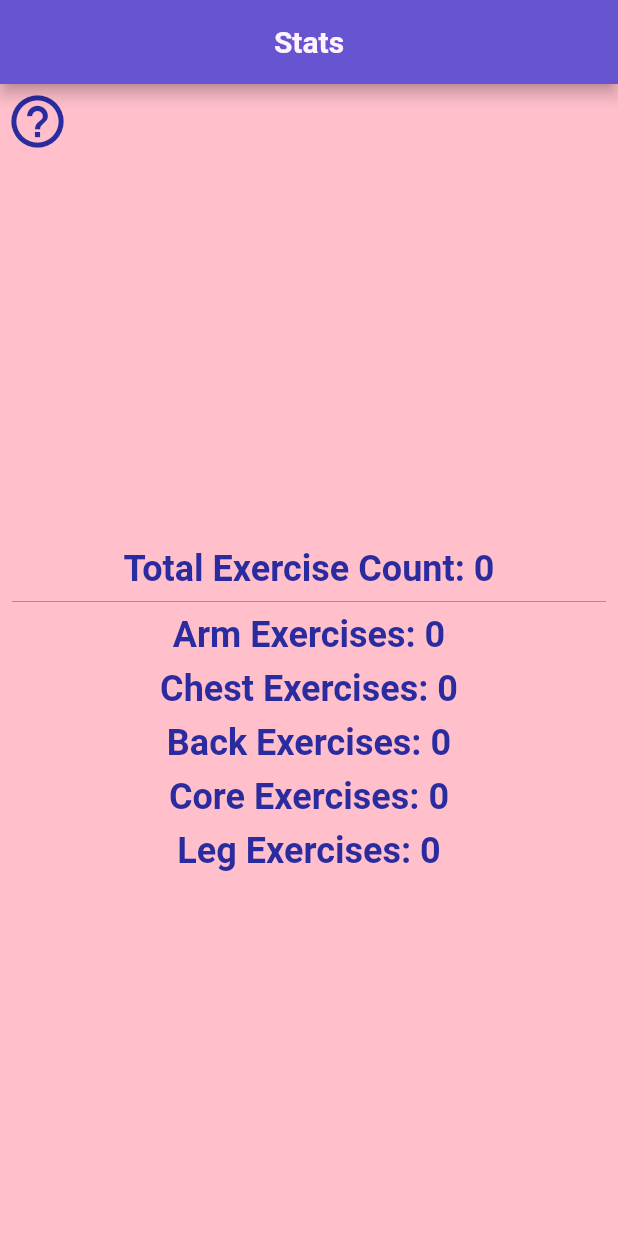
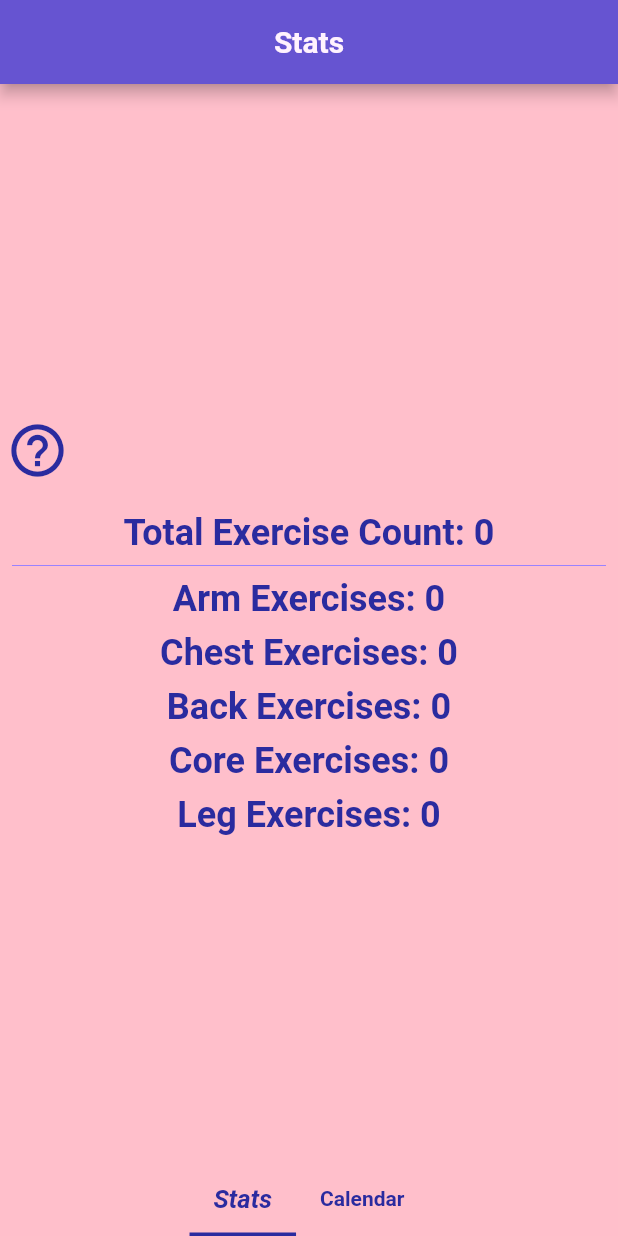
Before and after one commit to Ian-Phelon/stronks, a Flutter app: the StatsScreen widget shown alone on an empty page, opened directly, after a tap on the "help outline" icon, after a tap on the "close" icon, on a phone screen of 412 x 824 dp. Run offline on Flutter 3.47's test engine with Material 2 defaults, Android fonts, the phone set to English and light mode, and no system bars; drawn by our look-alikes of google_mobile_ads; our stand-ins replace firebase_auth, firebase_core, font_awesome_flutter, google_sign_in, sign_in_with_apple, sqflite; accounts and stored records are empty; network calls fail; Roboto replaces fonts that are missing (Montserrat).

Commit message:
tabs are in for stats and cal, but everything sucks: initiate cleanup

```diff
--- a/lib/view/stats/screens/calendar_screen.dart
+++ b/lib/view/stats/screens/calendar_screen.dart
@@ -2,6 +2,7 @@ import 'package:flutter/material.dart';
 
 import '../../../model/model.dart' show Performance;
 import '../../widgets/widgets.dart';
+import '../widgets/widgets.dart';
 import './day_tab.dart';
 import './week_tab.dart';
 import './month_tab.dart';
@@ -10,9 +11,11 @@ class CalendarPerformancesScreen extends StatefulWidget {
   const CalendarPerformancesScreen({
     Key? key,
     required this.performances,
+    required this.bottomTabBar,
   }) : super(key: key);
 
   final List<Performance> performances;
+  final StatsBottomTabBar bottomTabBar;
   @override
   _CalendarPerformancesScreenState createState() =>
       _CalendarPerformancesScreenState();
@@ -41,13 +44,6 @@ class _CalendarPerformancesScreenState extends State<CalendarPerformancesScreen>
       appBar: AppBar(
         automaticallyImplyLeading: false,
         title: const Text('Calendar'),
-        actions: [
-          IconButton(
-              onPressed: () {
-                ///playground
-              },
-              icon: Icon(Icons.menu))
-        ],
       ),
       backgroundColor: Theme.of(context).colorScheme.background,
       body: Stack(
@@ -70,7 +66,7 @@ class _CalendarPerformancesScreenState extends State<CalendarPerformancesScreen>
                   ),
                   Tab(
                     text: 'Month',
-                  )
+                  ),
                 ],
                 controller: _nestedTabCtrl,
               ),
@@ -98,6 +94,7 @@ class _CalendarPerformancesScreenState extends State<CalendarPerformancesScreen>
           TutorialBar(pageContext: 'statsCalendar'),
         ],
       ),
+      bottomNavigationBar: widget.bottomTabBar,
     );
   }
 }
--- a/lib/view/stats/screens/day_tab.dart
+++ b/lib/view/stats/screens/day_tab.dart
@@ -1,6 +1,6 @@
 import 'package:flutter/material.dart';
 import '../../../model/model.dart' show Performance;
-import './stats_extensions.dart';
+import '../stats_extensions.dart';
 import '../widgets/widgets.dart';
 
 class CalendarDay extends StatelessWidget {
--- a/lib/view/stats/screens/month_tab.dart
+++ b/lib/view/stats/screens/month_tab.dart
@@ -1,7 +1,7 @@
 import 'package:flutter/material.dart';
 import '../../../model/model.dart' show Performance;
 import '../widgets/widgets.dart';
-import 'stats_extensions.dart';
+import '../stats_extensions.dart';
 
 class CalendarMonth extends StatefulWidget {
   const CalendarMonth({
--- a/lib/view/stats/screens/stats_screen.dart
+++ b/lib/view/stats/screens/stats_screen.dart
@@ -1,6 +1,7 @@
 import 'package:flutter/material.dart';
 import '../../../controller/controller.dart';
-import '../../widgets/widgets.dart';
+import '../widgets/widgets.dart';
+import './total_performances.dart';
 import './calendar_screen.dart';
 
 class StatsScreen extends StatefulWidget {
@@ -37,9 +38,12 @@ class _StatsScreenState extends State<StatsScreen>
   Widget build(BuildContext context) {
     return SafeArea(
       child: TabBarView(controller: _tabController, children: [
-        TotalPerformances(performanceCounts: performanceCounts),
+        TotalPerformances(
+            performanceCounts: performanceCounts,
+            tabController: _tabController),
         CalendarPerformancesScreen(
           performances: StatsHelper.performanceList,
+          bottomTabBar: StatsBottomTabBar(tabController: _tabController),
         ),
       ]),
     );
@@ -50,9 +54,11 @@ class TotalPerformances extends StatelessWidget {
   const TotalPerformances({
     Key? key,
     required this.performanceCounts,
+    required this.tabController,
   }) : super(key: key);
 
   final List<int> performanceCounts;
+  final TabController tabController;
 
   @override
   Widget build(BuildContext context) {
@@ -62,62 +68,15 @@ class TotalPerformances extends StatelessWidget {
         title: const Text('Stats'),
       ),
       backgroundColor: Theme.of(context).colorScheme.background,
-      body: Stack(
+      body: Column(
+        mainAxisAlignment: MainAxisAlignment.center,
         children: [
-          TutorialBar(pageContext: 'stats'),
-          Column(
-            mainAxisAlignment: MainAxisAlignment.center,
-            children: [
-              MainBannerAd(),
-              Text(
-                'Total Exercise Count: ${performanceCounts[0]
-                // .performanceCounts[0]
-                }',
-                style: Theme.of(context).textTheme.headline5,
-              ),
-              Divider(
-                color: Theme.of(context).colorScheme.onBackground,
-                indent: 8.0,
-                endIndent: 8.0,
-              ),
-              Text(
-                'Arm Exercises: ${performanceCounts[1]}',
-                style: Theme.of(context).textTheme.headline5,
-              ),
-              const SizedBox(
-                height: 8.0,
-              ),
-              Text(
-                'Chest Exercises: ${performanceCounts[2]}',
-                style: Theme.of(context).textTheme.headline5,
-              ),
-              const SizedBox(
-                height: 8.0,
-              ),
-              Text(
-                'Back Exercises: ${performanceCounts[3]}',
-                style: Theme.of(context).textTheme.headline5,
-              ),
-              const SizedBox(
-                height: 8.0,
-              ),
-              Text(
-                'Core Exercises: ${performanceCounts[4]}',
-                style: Theme.of(context).textTheme.headline5,
-              ),
-              const SizedBox(
-                height: 8.0,
-              ),
-              Text(
-                'Leg Exercises: ${performanceCounts[5]}',
-                style: Theme.of(context).textTheme.headline5,
-              ),
-            ],
-          )
-          //   ;
-          // }),
+          TotalsBody(
+            performanceCounts: performanceCounts,
+          ),
         ],
       ),
+      bottomNavigationBar: StatsBottomTabBar(tabController: tabController),
     );
   }
 }
--- a/lib/view/stats/screens/week_tab.dart
+++ b/lib/view/stats/screens/week_tab.dart
@@ -1,7 +1,7 @@
 import 'package:flutter/material.dart';
 import '../../../model/model.dart' show Performance;
 import '../widgets/widgets.dart';
-import './stats_extensions.dart';
+import '../stats_extensions.dart';
 
 class CalendarWeek extends StatefulWidget {
   const CalendarWeek({
--- a/lib/view/stats/screens/stats_extensions.dart
+++ b/lib/view/stats/stats_extensions.dart
@@ -1,6 +1,5 @@
-import '../../../controller/controller.dart'
-    show ExerciseRepository, UserOptions;
-import '../../../model/model.dart' show Performance;
+import '../../controller/controller.dart' show ExerciseRepository, UserOptions;
+import '../../model/model.dart' show Performance;
 import 'package:flutter/material.dart' show BuildContext;
 
 extension StatsDates on DateTime {
--- /dev/null
+++ b/lib/view/stats/widgets/bottom_tab_bar.dart
@@ -0,0 +1,31 @@
+import 'package:flutter/material.dart';
+
+class StatsBottomTabBar extends StatelessWidget {
+  const StatsBottomTabBar({
+    Key? key,
+    required this.tabController,
+  }) : super(key: key);
+
+  final TabController tabController;
+
+  @override
+  Widget build(BuildContext context) {
+    return Row(
+      mainAxisAlignment: MainAxisAlignment.center,
+      children: [
+        TabBar(
+          isScrollable: true,
+          tabs: <Widget>[
+            Tab(
+              text: 'Stats',
+            ),
+            Tab(
+              text: 'Calendar',
+            ),
+          ],
+          controller: tabController,
+        ),
+      ],
+    );
+  }
+}
--- a/lib/view/stats/widgets/date_separator.dart
+++ b/lib/view/stats/widgets/date_separator.dart
@@ -1,6 +1,6 @@
 import 'package:flutter/material.dart';
 
-import '../screens/stats_extensions.dart';
+import '../stats_extensions.dart';
 
 String _getDate(BuildContext context, DateTime date, String? separator) {
   switch (separator) {
--- a/lib/view/stats/widgets/widgets.dart
+++ b/lib/view/stats/widgets/widgets.dart
@@ -1 +1,2 @@
-export 'date_separator.dart';
+export './date_separator.dart';
+export './bottom_tab_bar.dart';
```
